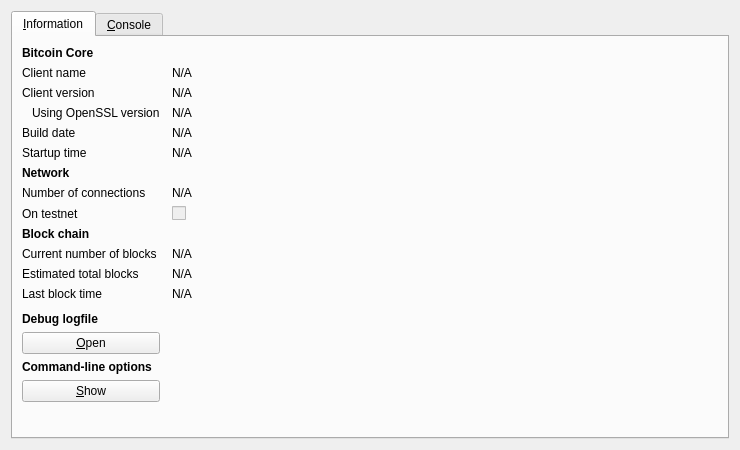
Old version of the form src/qt/forms/rpcconsole.ui in the repository presstab/NobleCoin.
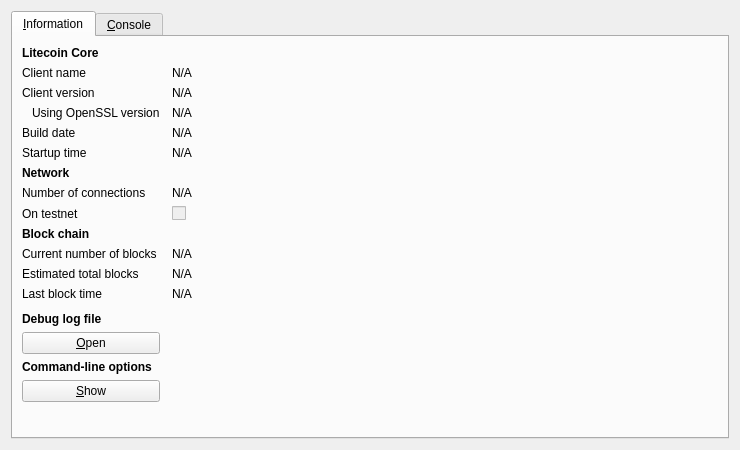
New version of the form. Icons and pictures are not drawn.

Diff of the .ui file:
```diff
--- a/src/qt/forms/rpcconsole.ui
+++ b/src/qt/forms/rpcconsole.ui
@@ -36,7 +36,7 @@
           </font>
          </property>
          <property name="text">
-          <string>Bitcoin Core</string>
+          <string>Litecoin Core</string>
          </property>
         </widget>
        </item>
@@ -315,7 +315,7 @@
           </font>
          </property>
          <property name="text">
-          <string>Debug logfile</string>
+          <string>Debug log file</string>
          </property>
         </widget>
        </item>
```
Left out of the diff: 9 changed lines with no effect on the pictures.
